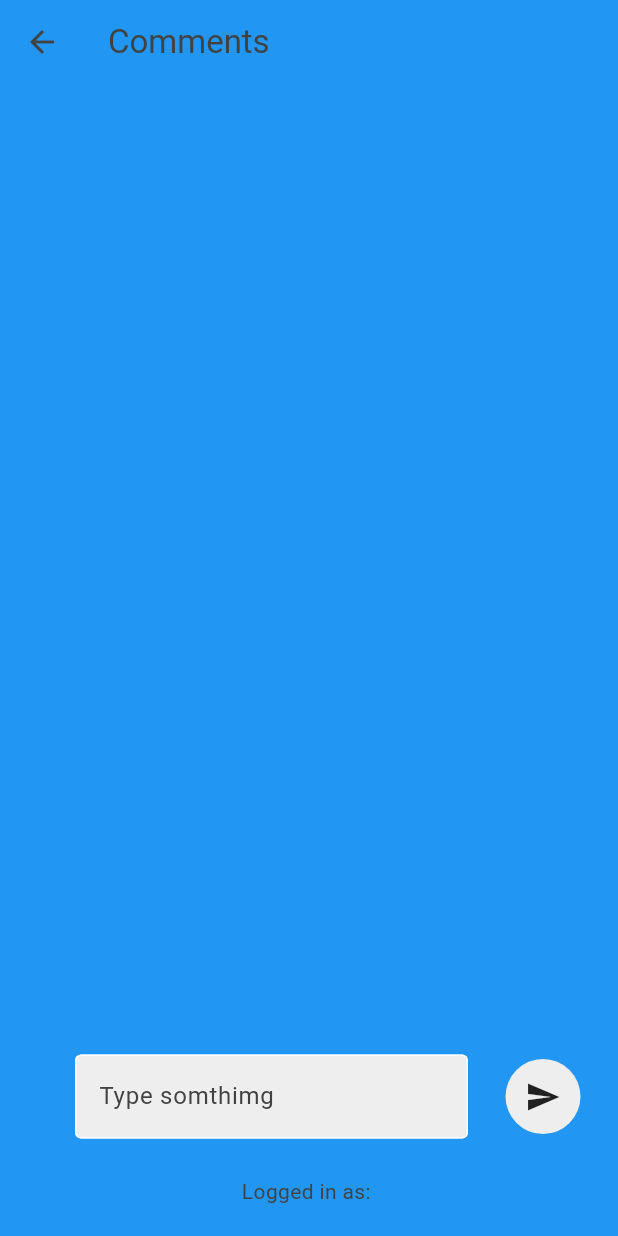
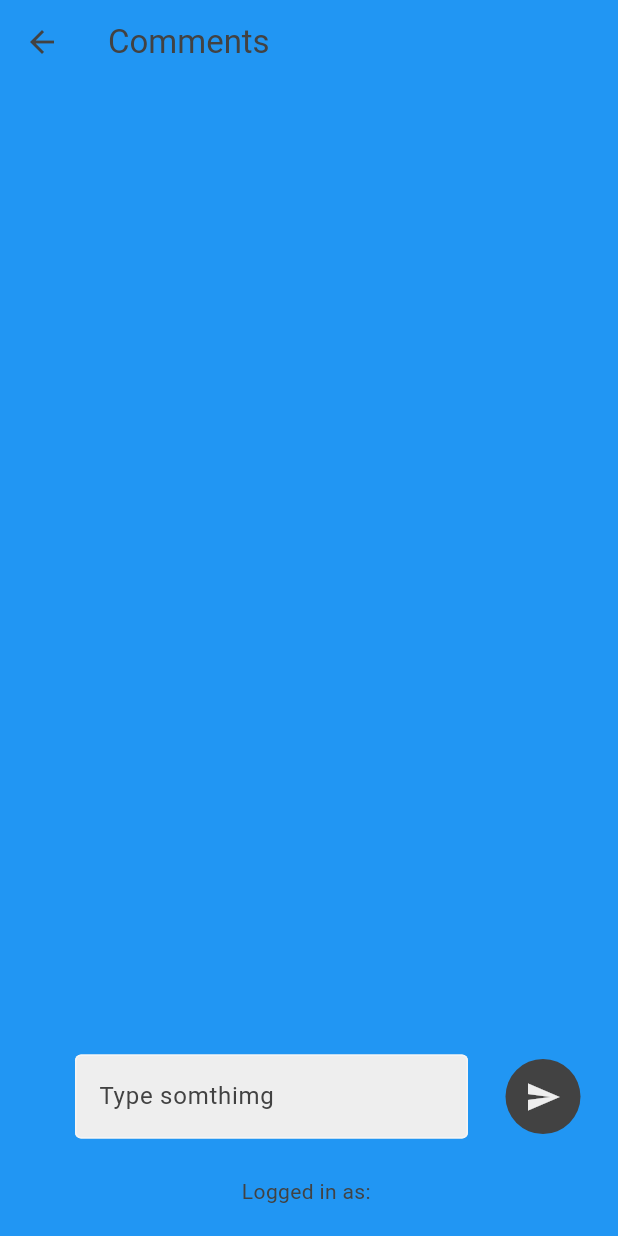
Before and after one commit to Arunvs16/Main-Project, a Flutter app: the CommentPage screen opened by its route, on a phone screen of 412 x 824 dp. Run offline on Flutter 3.47's test engine with Material 3 defaults, Android fonts, the phone set to English and light mode, and no system bars; our stand-ins replace cloud_firestore, firebase_auth, firebase_core, google_nav_bar, google_sign_in; accounts and stored records are empty; network calls fail.

Commit message:
light mode colors changed

```diff
--- a/lib/pages/comment_page.dart
+++ b/lib/pages/comment_page.dart
@@ -86,7 +86,7 @@ class CommentPage extends StatelessWidget {
                 },
               ),
             ),
-            // post method
+
             Padding(
               padding: const EdgeInsets.all(25.0),
               child: Row(
@@ -105,10 +105,13 @@ class CommentPage extends StatelessWidget {
                       height: 50,
                       width: 50,
                       decoration: BoxDecoration(
-                        color: Theme.of(context).colorScheme.secondary,
+                        color: Theme.of(context).colorScheme.primary,
                         shape: BoxShape.circle,
                       ),
-                      child: Icon(Icons.send),
+                      child: Icon(
+                        Icons.send,
+                        color: Theme.of(context).colorScheme.inversePrimary,
+                      ),
                     ),
                   ),
                 ],
--- a/lib/theme/dark_mode.dart
+++ b/lib/theme/dark_mode.dart
@@ -6,6 +6,7 @@ ThemeData darkmode = ThemeData(
     background: Colors.grey.shade900,
     primary: Colors.grey.shade600,
     secondary: Colors.grey.shade800,
+    tertiary: Colors.grey.shade900,
     inversePrimary: Colors.grey.shade200,
     error: Colors.red,
     surface: Colors.blue,
--- a/lib/theme/light_mode.dart
+++ b/lib/theme/light_mode.dart
@@ -6,8 +6,8 @@ ThemeData lightmode = ThemeData(
     background: Colors.grey.shade300,
     primary: Colors.grey.shade800,
     secondary: Colors.grey.shade200,
-    tertiary: Colors.white,
-    inversePrimary: Colors.grey.shade300,
+    tertiary: Colors.grey.shade100,
+    inversePrimary: Colors.grey.shade200,
     error: Colors.red,
     surface: Colors.blue,
   ),
```
Also changed, not shown: lib/components/comment_card.dart (+13 -6 lines).
